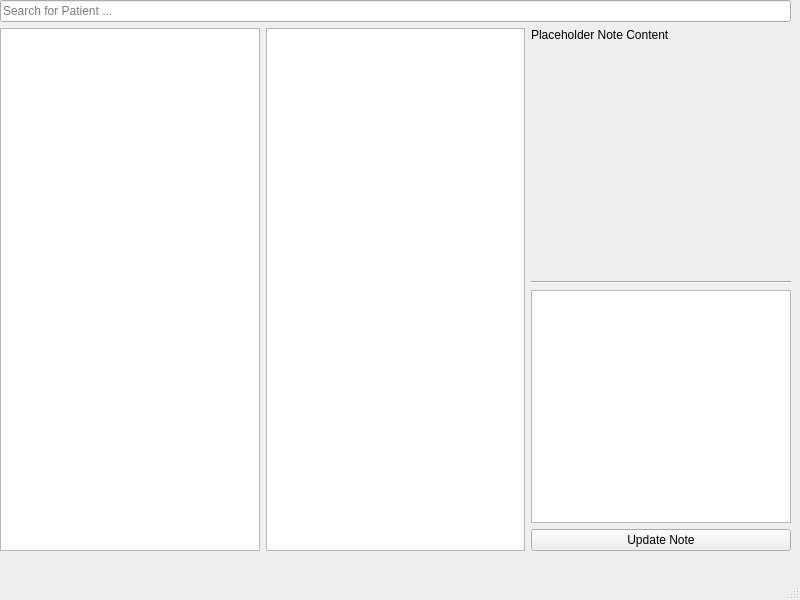
Old version of the form a5/clinic/gui/main.ui in the repository isaac-preyser/seng-265.
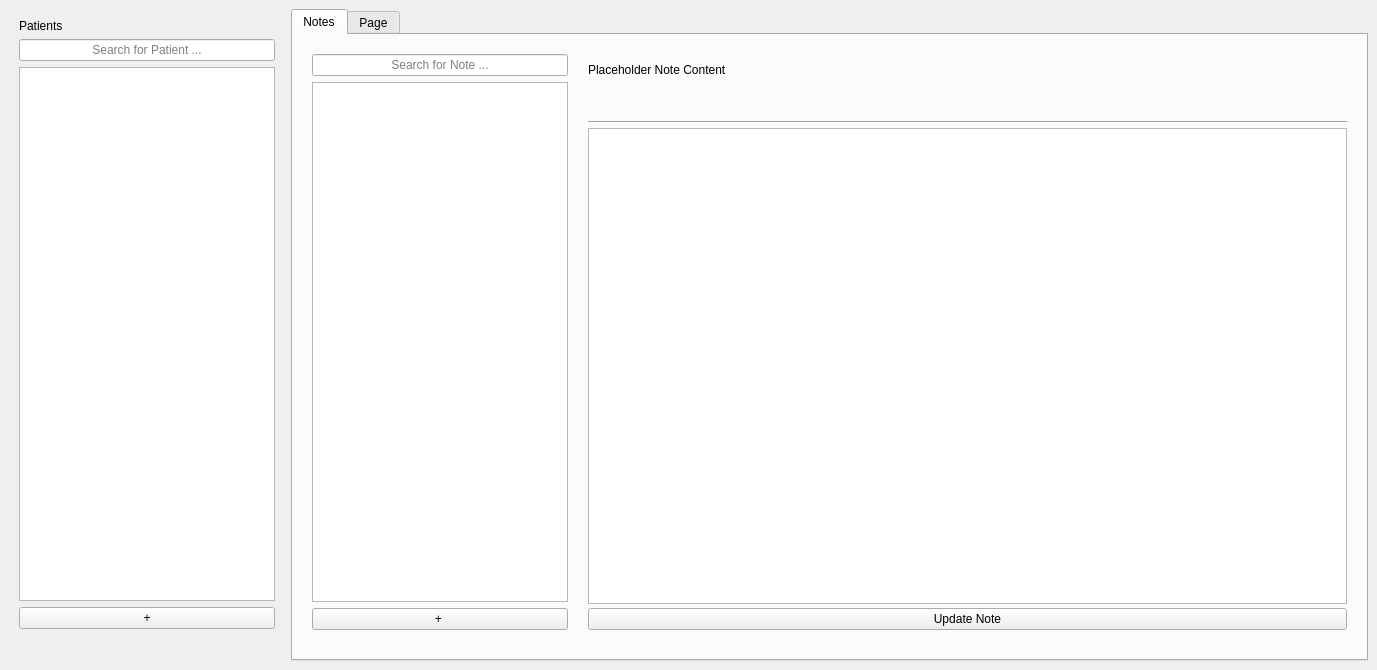
New version of the form. The open tabs and pages were chosen to show the change.

Patch:
```diff
--- a/a5/clinic/gui/main.ui
+++ b/a5/clinic/gui/main.ui
@@ -6,41 +6,226 @@
    <rect>
     <x>0</x>
     <y>0</y>
-    <width>800</width>
-    <height>600</height>
+    <width>1377</width>
+    <height>670</height>
    </rect>
   </property>
   <property name="windowTitle">
    <string>MainWindow</string>
   </property>
   <widget class="QWidget" name="centralwidget">
-   <widget class="QWidget" name="verticalLayoutWidget">
-    <property name="geometry">
-     <rect>
-      <x>0</x>
-      <y>0</y>
-      <width>791</width>
-      <height>551</height>
-     </rect>
-    </property>
-    <layout class="QVBoxLayout" name="mainLayout">
+   <layout class="QGridLayout" name="gridLayout_2">
+    <item row="0" column="0">
+     <layout class="QVBoxLayout" name="patientListArea">
+      <property name="sizeConstraint">
+       <enum>QLayout::SetDefaultConstraint</enum>
+      </property>
+      <property name="leftMargin">
+       <number>10</number>
+      </property>
+      <property name="topMargin">
+       <number>10</number>
+      </property>
+      <property name="rightMargin">
+       <number>10</number>
+      </property>
+      <property name="bottomMargin">
+       <number>32</number>
+      </property>
      <item>
-      <widget class="QLineEdit" name="searchBar">
+       <widget class="QLabel" name="patientsLabel">
+        <property name="frameShape">
+         <enum>QFrame::NoFrame</enum>
+        </property>
+        <property name="frameShadow">
+         <enum>QFrame::Plain</enum>
+        </property>
+        <property name="text">
+         <string>Patients</string>
+        </property>
+       </widget>
+      </item>
+      <item>
+       <widget class="QLineEdit" name="patientSearchBar">
+        <property name="enabled">
+         <bool>true</bool>
+        </property>
+        <property name="sizePolicy">
+         <sizepolicy hsizetype="Preferred" vsizetype="Fixed">
+          <horstretch>0</horstretch>
+          <verstretch>0</verstretch>
+         </sizepolicy>
+        </property>
+        <property name="alignment">
+         <set>Qt::AlignCenter</set>
+        </property>
        <property name="placeholderText">
         <string>Search for Patient ...</string>
        </property>
       </widget>
      </item>
      <item>
+       <widget class="QTableView" name="patientsList">
+        <property name="sizePolicy">
+         <sizepolicy hsizetype="Preferred" vsizetype="Expanding">
+          <horstretch>0</horstretch>
+          <verstretch>0</verstretch>
+         </sizepolicy>
+        </property>
+        <property name="maximumSize">
+         <size>
+          <width>16777215</width>
+          <height>16777215</height>
+         </size>
+        </property>
+        <property name="frameShape">
+         <enum>QFrame::StyledPanel</enum>
+        </property>
+        <property name="frameShadow">
+         <enum>QFrame::Plain</enum>
+        </property>
+       </widget>
+      </item>
+      <item>
+       <widget class="QPushButton" name="addPatientButton">
+        <property name="sizePolicy">
+         <sizepolicy hsizetype="Preferred" vsizetype="Fixed">
+          <horstretch>0</horstretch>
+          <verstretch>0</verstretch>
+         </sizepolicy>
+        </property>
+        <property name="text">
+         <string>+</string>
+        </property>
+       </widget>
+      </item>
+     </layout>
+    </item>
+    <item row="0" column="1">
+     <widget class="QTabWidget" name="tabWidget">
+      <property name="sizePolicy">
+       <sizepolicy hsizetype="Expanding" vsizetype="Minimum">
+        <horstretch>0</horstretch>
+        <verstretch>0</verstretch>
+       </sizepolicy>
+      </property>
+      <property name="currentIndex">
+       <number>1</number>
+      </property>
+      <widget class="QWidget" name="notesTab">
+       <property name="sizePolicy">
+        <sizepolicy hsizetype="Expanding" vsizetype="Expanding">
+         <horstretch>0</horstretch>
+         <verstretch>0</verstretch>
+        </sizepolicy>
+       </property>
+       <attribute name="title">
+        <string>Notes</string>
+       </attribute>
+       <attribute name="toolTip">
+        <string>Access patient notes, add notes, and edit notes in this tab. </string>
+       </attribute>
+       <layout class="QGridLayout" name="gridLayout">
+        <item row="0" column="0">
+         <layout class="QVBoxLayout" name="mainLayout">
+          <property name="spacing">
+           <number>0</number>
+          </property>
+          <property name="sizeConstraint">
+           <enum>QLayout::SetDefaultConstraint</enum>
+          </property>
+          <item>
       <layout class="QHBoxLayout" name="contentLayout">
+            <property name="leftMargin">
+             <number>10</number>
+            </property>
+            <property name="topMargin">
+             <number>10</number>
+            </property>
+            <property name="rightMargin">
+             <number>10</number>
+            </property>
+            <property name="bottomMargin">
+             <number>10</number>
+            </property>
        <item>
-        <widget class="QTableView" name="patientsList"/>
+             <layout class="QVBoxLayout" name="notesListArea">
+              <property name="spacing">
+               <number>6</number>
+              </property>
+              <property name="rightMargin">
+               <number>10</number>
+              </property>
+              <property name="bottomMargin">
+               <number>10</number>
+              </property>
+              <item>
+               <widget class="QLineEdit" name="noteSearchBar">
+                <property name="sizePolicy">
+                 <sizepolicy hsizetype="Preferred" vsizetype="Fixed">
+                  <horstretch>0</horstretch>
+                  <verstretch>0</verstretch>
+                 </sizepolicy>
+                </property>
+                <property name="toolTip">
+                 <string>Search for a note in the active patient's record.</string>
+                </property>
+                <property name="toolTipDuration">
+                 <number>1</number>
+                </property>
+                <property name="alignment">
+                 <set>Qt::AlignCenter</set>
+                </property>
+                <property name="placeholderText">
+                 <string>Search for Note ...</string>
+                </property>
+               </widget>
        </item>
        <item>
-        <widget class="QTableView" name="notesList"/>
+               <widget class="QTableView" name="notesList">
+                <property name="sizePolicy">
+                 <sizepolicy hsizetype="Preferred" vsizetype="Expanding">
+                  <horstretch>0</horstretch>
+                  <verstretch>0</verstretch>
+                 </sizepolicy>
+                </property>
+               </widget>
        </item>
        <item>
-        <layout class="QVBoxLayout" name="verticalLayout">
+               <widget class="QPushButton" name="addNoteButton">
+                <property name="text">
+                 <string>+ </string>
+                </property>
+                <property name="autoDefault">
+                 <bool>false</bool>
+                </property>
+                <property name="default">
+                 <bool>false</bool>
+                </property>
+                <property name="flat">
+                 <bool>false</bool>
+                </property>
+               </widget>
+              </item>
+             </layout>
+            </item>
+            <item>
+             <layout class="QVBoxLayout" name="contentArea">
+              <property name="spacing">
+               <number>4</number>
+              </property>
+              <property name="sizeConstraint">
+               <enum>QLayout::SetDefaultConstraint</enum>
+              </property>
+              <property name="leftMargin">
+               <number>10</number>
+              </property>
+              <property name="topMargin">
+               <number>9</number>
+              </property>
+              <property name="bottomMargin">
+               <number>10</number>
+              </property>
          <item>
           <widget class="QLabel" name="noteContent">
            <property name="autoFillBackground">
@@ -59,6 +244,9 @@
            <property name="orientation">
             <enum>Qt::Vertical</enum>
            </property>
+                <property name="sizeType">
+                 <enum>QSizePolicy::Preferred</enum>
+                </property>
            <property name="sizeHint" stdset="0">
             <size>
              <width>20</width>
@@ -88,23 +276,19 @@
        </item>
       </layout>
      </item>
-     <item>
-      <layout class="QHBoxLayout" name="title_bar_content"/>
+         </layout>
      </item>
     </layout>
    </widget>
-  </widget>
-  <widget class="QMenuBar" name="menubar">
-   <property name="geometry">
-    <rect>
-     <x>0</x>
-     <y>0</y>
-     <width>800</width>
-     <height>23</height>
-    </rect>
-   </property>
-  </widget>
-  <widget class="QStatusBar" name="statusbar"/>
+      <widget class="QWidget" name="tab">
+       <attribute name="title">
+        <string>Page</string>
+       </attribute>
+      </widget>
+     </widget>
+    </item>
+   </layout>
+  </widget>
  </widget>
  <resources/>
  <connections/>
```
Left out of the diff: 2 changed lines with no effect on the pictures. Lines whose indentation alone changed are shown as unchanged.
